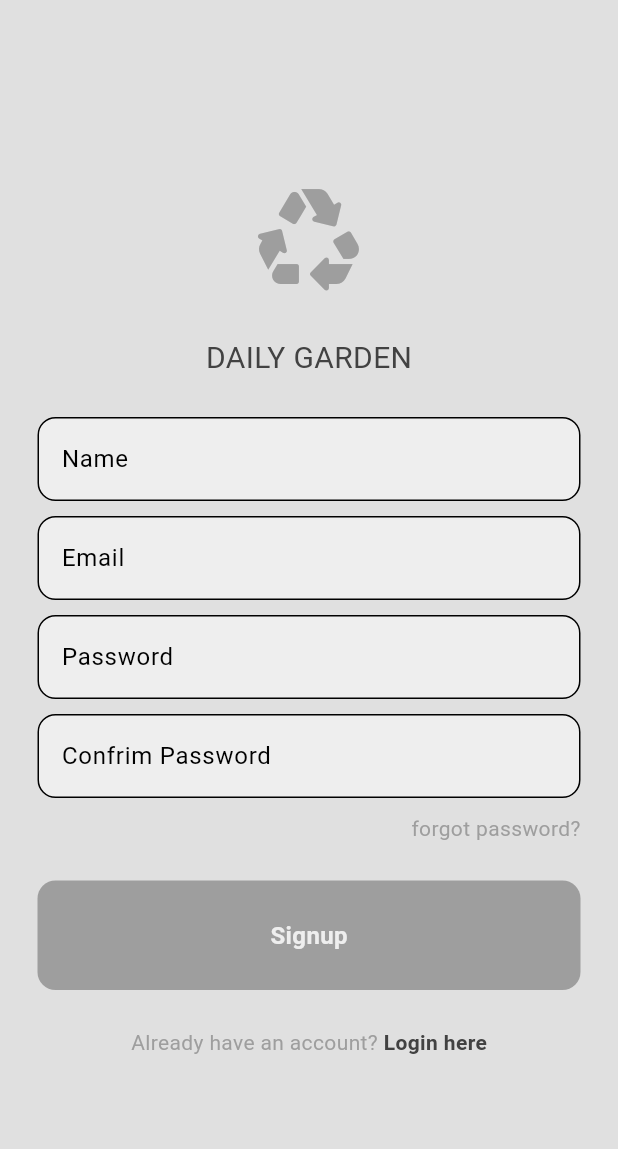
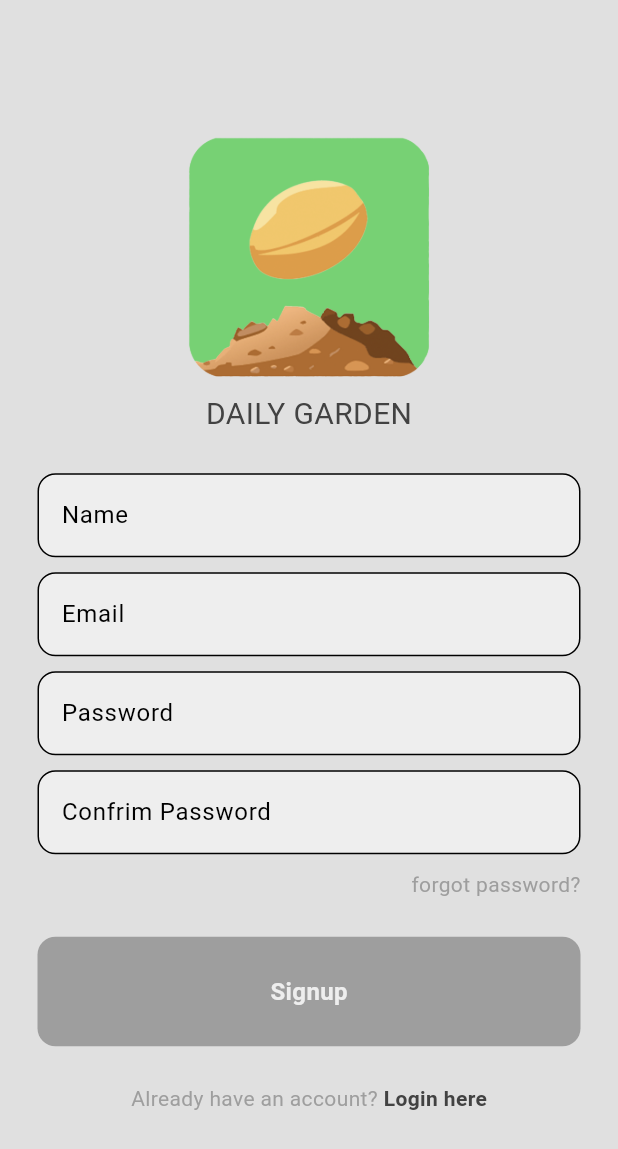
Before and after one commit to Yumin53/SI, a Flutter app: the screen it shows after launch, after a tap on "Register here", on a phone screen of 412 x 824 dp. Shown: the top 1149 px of the screen. Run offline on Flutter 3.47's test engine with Material 3 defaults, Android fonts, the phone set to English and light mode, and no system bars; our stand-ins replace cloud_firestore, firebase_auth, firebase_core, fluttertoast, google_sign_in, image_picker and 1 more; accounts and stored records are empty; network calls fail.

Commit message:
logo updated on login/signup screen

```diff
--- a/lib/pages/auth/login_page.dart
+++ b/lib/pages/auth/login_page.dart
@@ -20,13 +20,15 @@ class LoginPage extends StatelessWidget {
           mainAxisAlignment: MainAxisAlignment.center,
           children: [
             // logo
-            Icon(
-              Icons.recycling_rounded,
-              size: 80,
-              color: Theme.of(context).colorScheme.inversePrimary,
+            SizedBox(
+              width: double.infinity,
+              child: Image.asset(
+                'lib/icons/logo.png',
+                height: 180,
+                alignment: Alignment.center,
+                fit: BoxFit.fitWidth,
+              ),
             ),
-
-            const SizedBox(height: 25,),
 
             // app name
             Text(
--- a/lib/pages/auth/register_page.dart
+++ b/lib/pages/auth/register_page.dart
@@ -25,13 +25,15 @@ class RegisterPage extends StatelessWidget {
           mainAxisAlignment: MainAxisAlignment.center,
           children: [
             // logo
-            Icon(
-              Icons.recycling_rounded,
-              size: 80,
-              color: Theme.of(context).colorScheme.inversePrimary,
+            SizedBox(
+              width: double.infinity,
+              child: Image.asset(
+                'lib/icons/logo.png',
+                height: 180,
+                alignment: Alignment.center,
+                fit: BoxFit.fitWidth,
+              ),
             ),
-
-            const SizedBox(height: 25,),
 
             // app name
             Text(
--- a/lib/pages/garden.dart
+++ b/lib/pages/garden.dart
@@ -9,13 +9,6 @@ import 'package:si/pages/calendar.dart';
 
 import '../services/firestore.dart';
 
-void main() {
-  runApp(
-    MaterialApp(
-      home: GardenPage(),
-    ),
-  );
-}
 class GardenPage extends StatefulWidget {
   const GardenPage({Key? key}) : super(key: key);
 
@@ -27,11 +20,10 @@ class _GardenPageState extends State<GardenPage> {
 
   bool isreportSelected = false;
   bool istownSelected = false;
-  int streak = 0;
+  int streak = 1;
   String imageUrl = '';
 
   Future<void> getUserStreak() async {
-    await Future.delayed(const Duration(seconds: 1));
     streak = await FirestoreService().getUserData('streak');
     setState(() {
       imageUrl = 'lib/icons/phase${min(streak, 4)}.png';
```
Also changed, not shown: lib/icons/logo.png (added), 5 other files.
